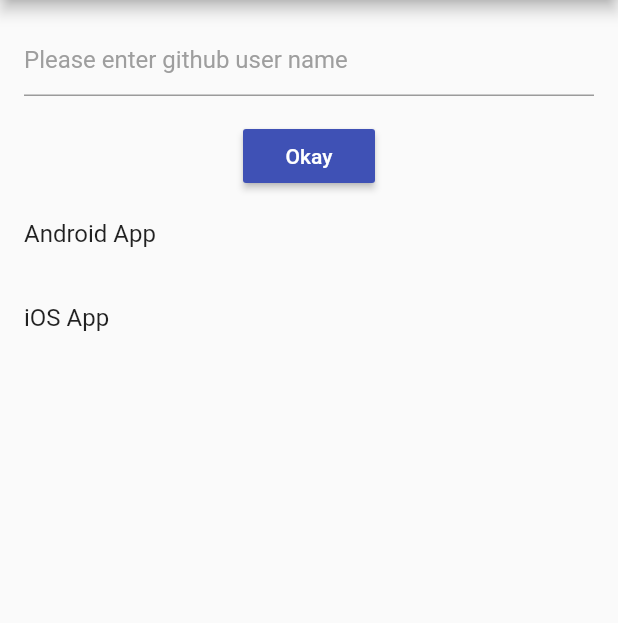
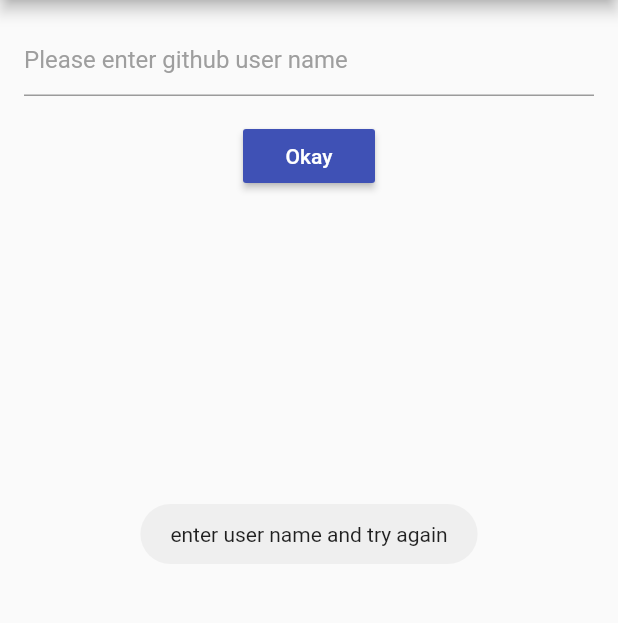
Before and after one commit to smalam119/Github-Repo-List, a Flutter app: the screen it shows after launch, after a tap on "Okay", on a phone screen of 412 x 824 dp, the part 84-707 px from its top. Run offline on Flutter 3.47's test engine with Material 2 defaults, Android fonts, the phone set to English and light mode, and no system bars; our stand-ins replace fluttertoast.

Commit message:
repo list view added and list populated

```diff
--- a/lib/gh_repo_list_home.dart
+++ b/lib/gh_repo_list_home.dart
@@ -4,13 +4,14 @@ import 'package:gh_repo_list/repo.dart';
 import 'strings.dart';
 import 'package:http/http.dart' as http;
 import 'package:fluttertoast/fluttertoast.dart';
+import 'repo_list_view.dart';
 
 class GHRepoListHomePage extends StatefulWidget {
   createState() => GHRepoListState();
 }
 
 class GHRepoListState extends State<GHRepoListHomePage> {
-  var _repolist = <Repo>[];
+  var _repoList = <Repo>[];
   TextEditingController textEditingController = TextEditingController();
 
   @override
@@ -44,12 +45,7 @@ class GHRepoListState extends State<GHRepoListHomePage> {
                 onPressed: _onPressOkayButton,
               ),
               Expanded(
-                child: ListView(
-                  children: <Widget>[
-                    ListTile(title: Text('Android App')),
-                    ListTile(title: Text('iOS App'))
-                  ],
-                ),
+                child: RepoListView(_repoList),
               )
             ],
           ),
@@ -74,18 +70,26 @@ class GHRepoListState extends State<GHRepoListHomePage> {
             gravity: ToastGravity.CENTER);
             return;
       }
+      _repoList.clear();
       final repoListJSON = json.decode(response.body);
       for (var repoJSON in repoListJSON) {
         final repo =
             Repo(repoJSON["id"], repoJSON["name"], repoJSON["description"]);
-        _repolist.add(repo);
-        print("name: ${repo.name}");
+        _repoList.add(repo);
       }
     });
   }
 
   _onPressOkayButton() {
     final username = textEditingController.text;
-    _loadData(username);
-  }
+    if (username.isEmpty) {
+      Fluttertoast.showToast(
+            msg: "enter user name and try again",
+            toastLength: Toast.LENGTH_SHORT,
+            gravity: ToastGravity.CENTER);
+            return;
+      } else {
+        _loadData(username);
+      }
+    }
 }
--- /dev/null
+++ b/lib/repo_list_view.dart
@@ -0,0 +1,38 @@
+import 'package:flutter/material.dart';
+import 'package:gh_repo_list/repo.dart';
+
+class RepoListView extends StatefulWidget {
+  var _repoList = <Repo>[];
+
+  RepoListView(this._repoList);
+
+  @override
+  createState() => RepoListViewState(_repoList);
+}
+
+class RepoListViewState extends State<RepoListView> {
+  var _repoList = <Repo>[];
+
+  RepoListViewState(this._repoList);
+
+  @override
+  Widget build(BuildContext context) {
+    return ListView.builder(
+      itemCount: _repoList.length * 2,
+      itemBuilder: (BuildContext context, int position) {
+        if (position.isOdd) return Divider();
+        final index = position ~/ 2;
+        return _buildRow(index);
+      },
+    );
+  }
+
+  Widget _buildRow(int i) {
+    return Padding(
+      padding: const EdgeInsets.all(8.0),
+      child: ListTile(
+        title: Text("${_repoList[i].name}"),
+      ),
+    );
+  }
+}
```
